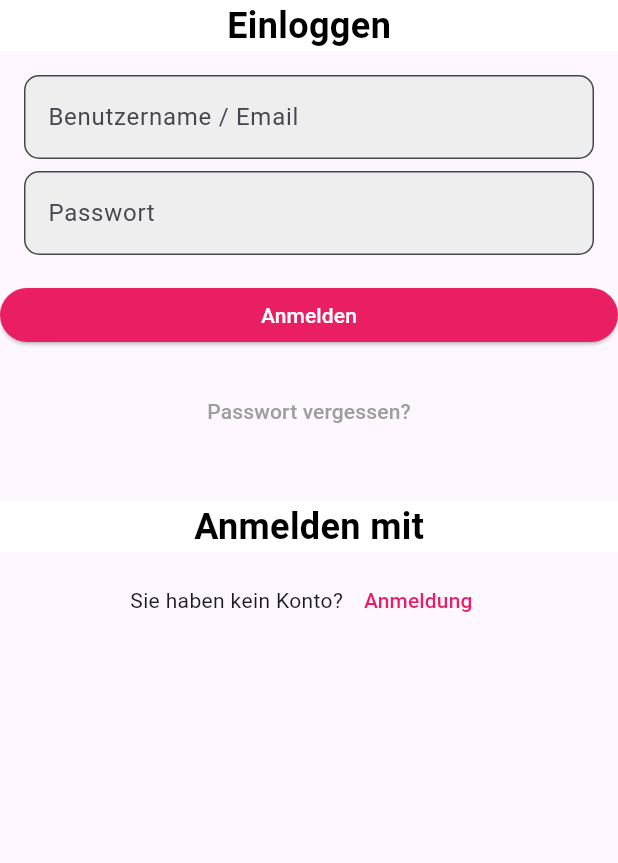
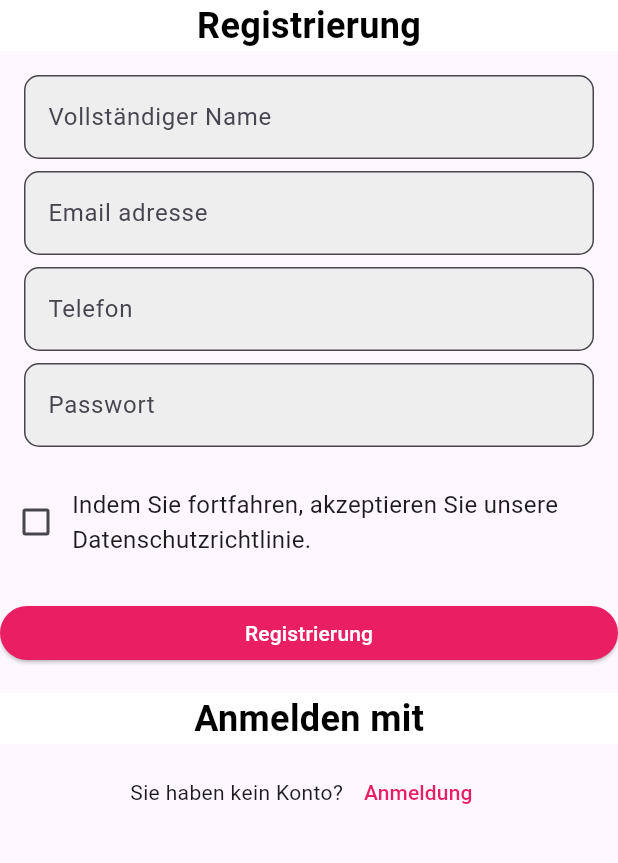
Before and after one commit to akurtovic4/gymbro, a Flutter app: the screen it shows after launch, on a phone screen of 412 x 824 dp, the part 333-1196 px from its top. Run offline on Flutter 3.47's test engine with Material 3 defaults, Android fonts, the light colour scheme and no system bars.

Commit message:
Registraion window without apple, facebook and gmail icons

```diff
--- a/lib/main.dart
+++ b/lib/main.dart
@@ -1,5 +1,6 @@
 import 'package:flutter/material.dart';
 import 'package:gymbro/chooseplan.dart';
+import 'package:gymbro/registration.dart';
 
 import 'intro1.dart';
 import 'intro2.dart';
@@ -16,7 +17,7 @@ class MyApp extends StatelessWidget {
       debugShowCheckedModeBanner: false,
       initialRoute: '/',
       routes: {
-        '/': (context) => login(),
+        '/': (context) => registraion(),
         '/intro2': (context) => intro2(),
         '/intro3': (context) => intro3(),
         '/intro4': (context) => intro4(),
--- a/lib/registration.dart
+++ b/lib/registration.dart
@@ -0,0 +1,256 @@
+import 'package:flutter/material.dart';
+
+class registraion extends StatelessWidget {
+  @override
+  Widget build(BuildContext context) {
+    return Scaffold(
+      body: SingleChildScrollView(
+        child: Column(
+          crossAxisAlignment: CrossAxisAlignment.stretch,
+          children: [
+            // Logo na jednoj četvrtini ekrana
+            Container(
+              height: MediaQuery
+                  .of(context)
+                  .size
+                  .height / 4,
+              decoration: BoxDecoration(
+                image: DecorationImage(
+                  image: AssetImage('images/logo.png'), // Putanja do vašeg loga
+                  fit: BoxFit.cover,
+                ),
+              ),
+            ),
+
+            SizedBox(height: 16),
+
+
+            Container(
+              color: Colors.white,
+              // Jedna četvrtina ekrana
+              child: Center(
+                child: Text(
+                  'Registrierung',
+                  style: TextStyle(
+                    fontSize: 24,
+                    fontWeight: FontWeight.bold,
+                    color: Colors.black, // Bijeli tekst za kontrast
+                  ),
+                ),
+              ),
+            ),
+
+            SizedBox(height: 16),
+
+            // Polje za unos "Benutzername / Email"
+            Padding(
+              padding: const EdgeInsets.symmetric(horizontal: 16),
+              child: TextField(
+                decoration: InputDecoration(
+                  labelText: 'Vollständiger Name',
+                  filled: true,
+                  fillColor: Colors.grey[200], // Siva pozadina
+                  border: OutlineInputBorder(
+                    borderRadius: BorderRadius.circular(
+                        10.0), // Zaobljeni rubovi
+                  ),
+                ),
+              ),
+            ),
+
+            SizedBox(height: 8),
+
+            // Polje za unos " Email"
+            Padding(
+              padding: const EdgeInsets.symmetric(horizontal: 16),
+              child: TextField(
+                decoration: InputDecoration(
+                  labelText: 'Email adresse',
+                  filled: true,
+                  fillColor: Colors.grey[200], // Siva pozadina
+                  border: OutlineInputBorder(
+                    borderRadius: BorderRadius.circular(
+                        10.0), // Zaobljeni rubovi
+                  ),
+                ),
+              ),
+            ),
+
+            SizedBox(height: 8),
+
+
+
+            // Polje za unos "Telefon"
+            Padding(
+              padding: const EdgeInsets.symmetric(horizontal: 16),
+              child: TextField(
+                keyboardType: TextInputType.phone, // Ograničava unos na brojeve
+                decoration: InputDecoration(
+                  labelText: 'Telefon',
+                  filled: true,
+                  fillColor: Colors.grey[200], // Siva pozadina
+                  border: OutlineInputBorder(
+                    borderRadius: BorderRadius.circular(
+                        10.0), // Zaobljeni rubovi
+                  ),
+                ),
+              ),
+            ),
+
+            SizedBox(height: 8),
+
+
+            // Polje za unos "Passwort"
+            Padding(
+              padding: const EdgeInsets.symmetric(horizontal: 16),
+              child: TextField(
+                obscureText: true,
+                decoration: InputDecoration(
+                  labelText: 'Passwort',
+                  filled: true,
+                  fillColor: Colors.grey[200], // Siva pozadina
+                  border: OutlineInputBorder(
+                    borderRadius: BorderRadius.circular(
+                        10.0), // Zaobljeni rubovi
+                  ),
+                ),
+              ),
+            ),
+
+            SizedBox(height: 26),
+
+            Row(
+              children: [
+                Checkbox(
+                  value: false, // Postavite ovu vrijednost na true ili false prema potrebi
+                  onChanged: (newValue) {
+                    // Ovdje možete implementirati logiku koja se izvršava kada se promijeni vrijednost checkbox-a
+                  },
+                ),
+                Expanded(
+                  child: Text(
+                    'Indem Sie fortfahren, akzeptieren Sie unsere Datenschutzrichtlinie.',
+                    style: TextStyle(
+                      fontSize: 16, // Promijenite veličinu fonta prema potrebi
+                      // Dodajte druge stilove teksta prema potrebi
+                    ),
+                  ),
+                ),
+              ],
+            ),
+
+            SizedBox(height: 26),
+
+            // Dugme "Registirung"
+            Container(
+              width: 100,
+              child: ElevatedButton(
+                onPressed: () {
+                  // Logika za dugme "Losgen"
+                  print('Dugme Losgen je pritisnuto.');
+                },
+                style: ButtonStyle(
+                  minimumSize: MaterialStateProperty.all(Size(100, 0)),
+                  maximumSize: MaterialStateProperty.all(
+                      Size(100, double.infinity)),
+                  backgroundColor: MaterialStateProperty.all(Colors.pink),
+                  padding: MaterialStateProperty.all(
+                      EdgeInsets.symmetric(horizontal: 12, vertical: 8)),
+                ),
+                child: Text(
+                  'Registrierung',
+                  style: TextStyle(
+                    color: Colors.white,
+                  ),
+                ),
+              ),
+            ),
+
+            SizedBox(height: 16),
+
+
+            Container(
+              color: Colors.white, // Crna pozadina za kontrast
+              // Jedna četvrtina ekrana
+              child: Center(
+                child: Text(
+                  'Anmelden mit',
+                  style: TextStyle(
+                    fontSize: 24,
+                    fontWeight: FontWeight.bold,
+                    color: Colors.black, // Bijeli tekst za kontrast
+                  ),
+                ),
+              ),
+            ),
+
+            // Dugmad za prijavu s društvenim mrežama
+            /*  Padding(
+              padding: const EdgeInsets.symmetric(horizontal: 16),
+              child: Row(
+                mainAxisAlignment: MainAxisAlignment.spaceEvenly,
+                children: [
+                  IconButton(
+                    icon: Image.asset('images/apple_logo.png'),
+                    // Putanja do Apple loga
+                    onPressed: () {
+                      // Logika za prijavu s Apple računom
+                      print('Prijavi se putem Apple računa');
+                    },
+                  ),
+                  IconButton(
+                    icon: Image.asset('images/facebook_logo.png'),
+                    // Putanja do Facebook loga
+                    onPressed: () {
+                      // Logika za prijavu s Facebook računom
+                      print('Prijavi se putem Facebook računa');
+                    },
+                  ),
+                  IconButton(
+                    icon: Image.asset('images/google_logo.png'),
+                    // Putanja do Google loga
+                    onPressed: () {
+                      // Logika za prijavu s Google računom
+                      print('Prijavi se putem Google računa');
+                    },
+                  ),
+                ],
+              ),
+            ), */
+
+
+            // Dodatni tekst ispod dugmeta
+            Padding(
+              padding: const EdgeInsets.all(8.0),
+              child: Row(
+                mainAxisAlignment: MainAxisAlignment.center,
+                children: [
+                  Text(
+                    'Sie haben kein Konto? ',
+                    textAlign: TextAlign.center,
+                  ),
+                  TextButton(
+                    onPressed: () {
+                      // Logika za prijelaz na prijavu ili neku drugu akciju
+                      print('Prijavite se');
+                    },
+                    style: ButtonStyle(
+                      foregroundColor: MaterialStateProperty.all(Colors.pink),
+                    ),
+                    child: Text('Anmeldung'),
+                  ),
+                ],
+              ),
+            ),
+          ],
+        ),
+      ),
+    );
+  }
+
+  void main() {
+    runApp(MaterialApp(
+      home: registraion(),
+    ));
+  }
+}
```
